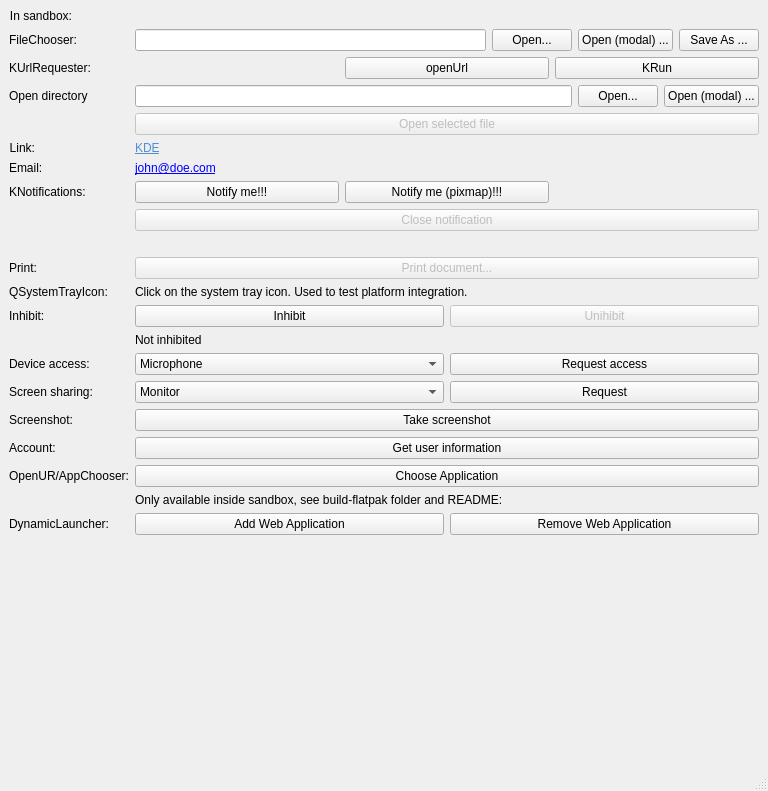
KDE/xdg-portal-test-kde, file src/xdgportaltest.ui: the form before one commit.
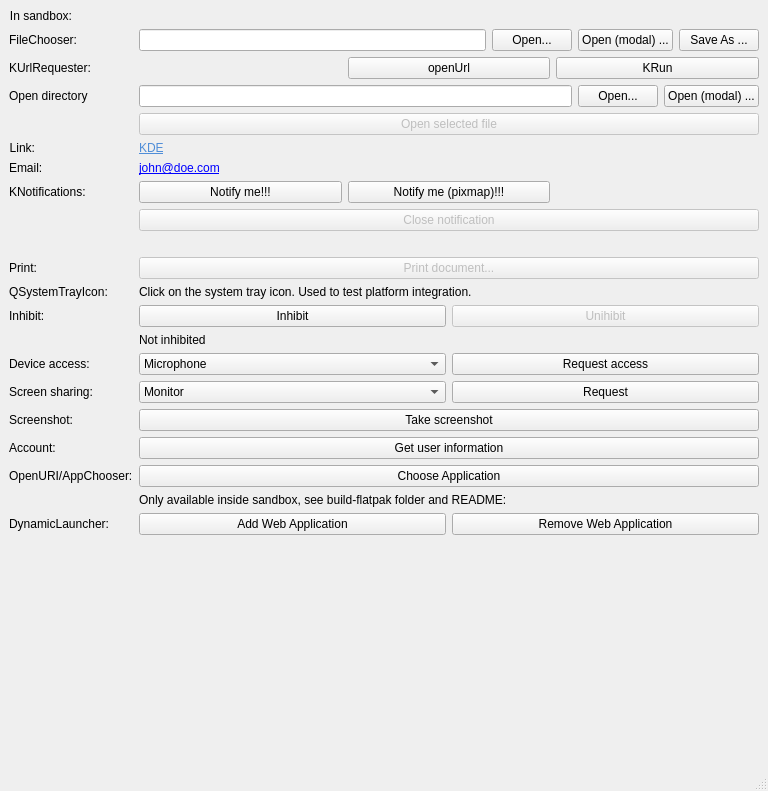
The form after the commit. Custom widgets are drawn as their Qt base class.

```diff
--- a/src/xdgportaltest.ui
+++ b/src/xdgportaltest.ui
@@ -422,7 +422,7 @@
     <item row="18" column="0">
      <widget class="QLabel" name="label_16">
       <property name="text">
-       <string>OpenUR/AppChooser:</string>
+       <string>OpenURI/AppChooser:</string>
       </property>
      </widget>
     </item>
```
